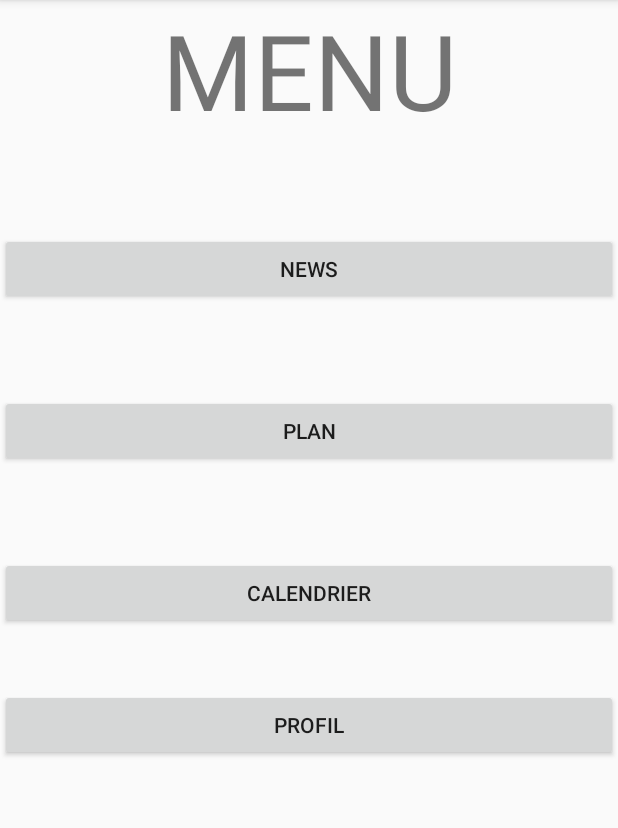
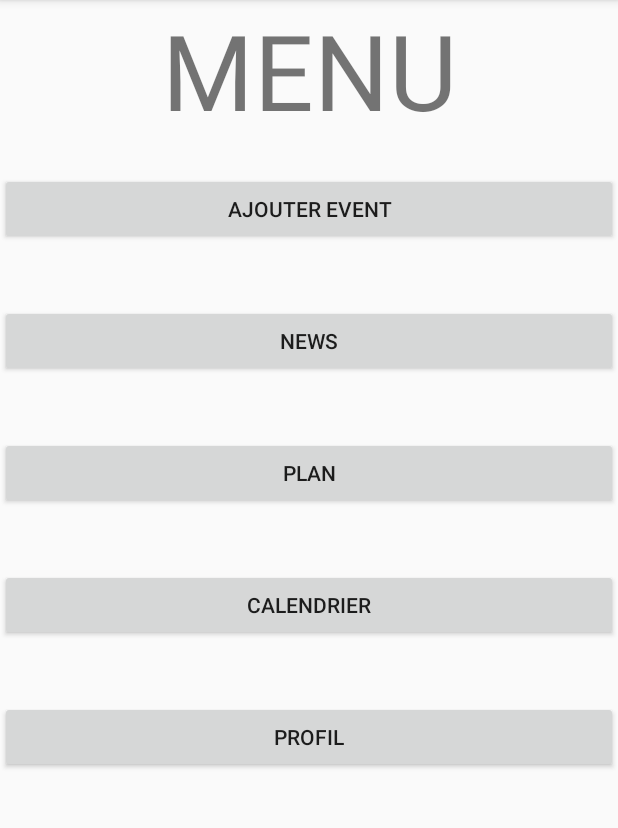
Before and after one commit to matlamy/appli_event, an Android app: the MenuActivity screen opened directly, with no data from a screen before it, on a phone screen of 412 x 824 dp, the part 84-912 px from its top. Run offline under Robolectric (Android 15) with nearby library versions, the phone set to English and light mode, and no system bars.

Commit message:
AddEvent
ajoute event base de données

```diff
--- a/PROJET/app/build.gradle
+++ b/PROJET/app/build.gradle
@@ -19,6 +19,7 @@ android {
 }
 
 dependencies {
+    implementation 'com.firebaseui:firebase-ui-firestore:3.1.3'
     implementation 'com.google.firebase:firebase-database:11.8.0'
     implementation 'com.google.firebase:firebase-core:11.8.0'
     implementation 'com.google.firebase:firebase-crash:11.8.0'
--- a/PROJET/app/src/main/AndroidManifest.xml
+++ b/PROJET/app/src/main/AndroidManifest.xml
@@ -54,7 +54,6 @@
         <activity android:name=".Activity.ProfilActivity" />
         <activity android:name=".Activity.AjoutEventActivity" />
         <activity android:name=".Activity.DetailsEventActivity" />
-        <activity android:name=".MainActivity"></activity>
     </application>
 
 </manifest>
--- a/PROJET/app/src/main/java/com/lamy/mathilde/projet100h/Activity/AjoutEventActivity.java
+++ b/PROJET/app/src/main/java/com/lamy/mathilde/projet100h/Activity/AjoutEventActivity.java
@@ -191,6 +191,8 @@ public class AjoutEventActivity extends AppCompatActivity implements DatePickerD
                 new TimePickerDialog(AjoutEventActivity.this, AjoutEventActivity.this, mHour, mMinute, true).show();
             }
         });
+
+
     }
 
 }
--- a/PROJET/app/src/main/java/com/lamy/mathilde/projet100h/Activity/MenuActivity.java
+++ b/PROJET/app/src/main/java/com/lamy/mathilde/projet100h/Activity/MenuActivity.java
@@ -16,8 +16,8 @@ public class MenuActivity extends AppCompatActivity {
     private Button btnCalendrier;
     private Button btnNews;
     private Button btnProfil;
-    private String[] drawerItemsList;
-    private ListView myDrawer;
+    protected Button addEvent;
+
 
 
 
@@ -36,6 +36,17 @@ public class MenuActivity extends AppCompatActivity {
         btnCalendrier = (Button) findViewById(R.id.buttonCalendrier) ;
         btnNews = (Button) findViewById(R.id.buttonNews);
         btnProfil = (Button) findViewById(R.id.buttonProfil) ;
+        addEvent = (Button) findViewById(R.id.add_event) ;
+
+
+
+        addEvent.setOnClickListener(new View.OnClickListener() {
+            @Override
+            public void onClick(View view) {
+                startActivity(new Intent(MenuActivity.this, AjoutEventActivity.class));
+                }
+            });
+
 
         btnPlan.setOnClickListener(new View.OnClickListener() {
             @Override
--- a/PROJET/app/src/main/java/com/lamy/mathilde/projet100h/Activity/ProfilActivity.java
+++ b/PROJET/app/src/main/java/com/lamy/mathilde/projet100h/Activity/ProfilActivity.java
@@ -38,8 +38,6 @@ public class ProfilActivity extends AppCompatActivity {
 
                 FirebaseAuth.getInstance().signOut();
 
-                FirebaseAuth.getInstance().signOut() ;
-
                 Intent intent = new Intent(ProfilActivity.this, ConnexionActivity.class);
                 startActivity(intent);
             }
--- a/PROJET/app/src/main/res/layout/activity_main.xml
+++ b/PROJET/app/src/main/res/layout/activity_main.xml
@@ -4,7 +4,7 @@
     android:orientation="vertical"
     android:layout_width="match_parent"
     android:layout_height="match_parent"
-    tools:context="com.lamy.mathilde.projet100h.MainActivity">
+    tools:context="com.lamy.mathilde.projet100h.Activity.MainActivity">
 
     <LinearLayout
         android:orientation="vertical"
--- a/PROJET/app/src/main/res/layout/activity_menu.xml
+++ b/PROJET/app/src/main/res/layout/activity_menu.xml
@@ -20,12 +20,23 @@
             android:textSize="70sp" />
 
         <Button
+            android:id="@+id/add_event"
+            android:layout_width="match_parent"
+            android:layout_height="wrap_content"
+            android:layout_alignParentStart="true"
+            android:layout_below="@+id/add_event"
+            android:layout_marginTop="40dp"
+            android:text="Ajouter Event"
+            tools:layout_editor_absoluteX="216dp"
+            tools:layout_editor_absoluteY="308dp" />
+
+        <Button
             android:id="@+id/buttonNews"
             android:layout_width="match_parent"
             android:layout_height="wrap_content"
             android:layout_alignParentStart="true"
             android:layout_below="@+id/buttonPlan"
-            android:layout_marginTop="80dp"
+            android:layout_marginTop="40dp"
             android:text="News"
             tools:layout_editor_absoluteX="216dp"
             tools:layout_editor_absoluteY="308dp" />
@@ -36,7 +47,7 @@
             android:layout_height="wrap_content"
             android:layout_alignParentTop="true"
             android:layout_centerHorizontal="true"
-            android:layout_marginTop="60dp"
+            android:layout_marginTop="40dp"
             android:text="Plan"
             tools:layout_editor_absoluteX="216dp"
             tools:layout_editor_absoluteY="124dp" />
@@ -47,7 +58,7 @@
             android:layout_height="wrap_content"
             android:layout_alignParentStart="true"
             android:layout_below="@+id/buttonNews"
-            android:layout_marginTop="60dp"
+            android:layout_marginTop="40dp"
             android:text="Calendrier"
             tools:layout_editor_absoluteX="61dp"
             tools:layout_editor_absoluteY="231dp" />
```
Also changed, not shown: PROJET/app/src/main/java/com/lamy/mathilde/projet100h/Activity/RegisterActivity.java (+12 -0 lines), PROJET/app/src/main/java/com/lamy/mathilde/projet100h/Class/Event.java (+9 -1 lines), PROJET/app/src/main/java/com/lamy/mathilde/projet100h/Class/User.java (+10 -0 lines), PROJET/app/src/main/java/com/lamy/mathilde/projet100h/MainActivity.java (deleted, +0 -13 lines), PROJET/app/src/main/res/values/colors.xml (+15 -0 lines).
